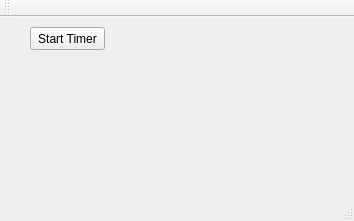
perillaroc/nuwe-timer-app, file src/app/mainwindow.ui: the form before one commit.
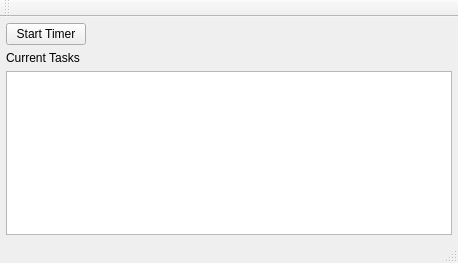
The form after the commit.

Commit message: add node list in MainWindow to support multi tasks.

Patch:
```diff
--- a/src/app/mainwindow.ui
+++ b/src/app/mainwindow.ui
@@ -6,30 +6,65 @@
    <rect>
     <x>0</x>
     <y>0</y>
-    <width>354</width>
-    <height>221</height>
+    <width>458</width>
+    <height>263</height>
    </rect>
   </property>
   <property name="windowTitle">
    <string>MainWindow</string>
   </property>
   <widget class="QWidget" name="centralWidget">
-   <widget class="QPushButton" name="timer_switch_pushbutton">
-    <property name="geometry">
-     <rect>
-      <x>30</x>
-      <y>10</y>
-      <width>75</width>
-      <height>23</height>
-     </rect>
+   <layout class="QGridLayout" name="gridLayout">
+    <property name="leftMargin">
+     <number>6</number>
     </property>
-    <property name="text">
-     <string>Start Timer</string>
+    <property name="topMargin">
+     <number>6</number>
     </property>
-    <property name="checkable">
-     <bool>true</bool>
+    <property name="rightMargin">
+     <number>6</number>
     </property>
-   </widget>
+    <property name="bottomMargin">
+     <number>6</number>
+    </property>
+    <item row="0" column="0">
+     <layout class="QHBoxLayout" name="horizontalLayout">
+      <item>
+       <widget class="QPushButton" name="timer_switch_pushbutton">
+        <property name="text">
+         <string>Start Timer</string>
+        </property>
+        <property name="checkable">
+         <bool>true</bool>
+        </property>
+       </widget>
+      </item>
+      <item>
+       <spacer name="horizontalSpacer">
+        <property name="orientation">
+         <enum>Qt::Horizontal</enum>
+        </property>
+        <property name="sizeHint" stdset="0">
+         <size>
+          <width>40</width>
+          <height>20</height>
+         </size>
+        </property>
+       </spacer>
+      </item>
+     </layout>
+    </item>
+    <item row="1" column="0">
+     <widget class="QLabel" name="label">
+      <property name="text">
+       <string>Current Tasks</string>
+      </property>
+     </widget>
+    </item>
+    <item row="2" column="0">
+     <widget class="QTreeView" name="node_tree_view"/>
+    </item>
+   </layout>
   </widget>
   <widget class="QMenuBar" name="menuBar">
    <property name="geometry">
```
Left out of the diff: 8 changed lines with no effect on the pictures. The commit also changes 7 other files.
